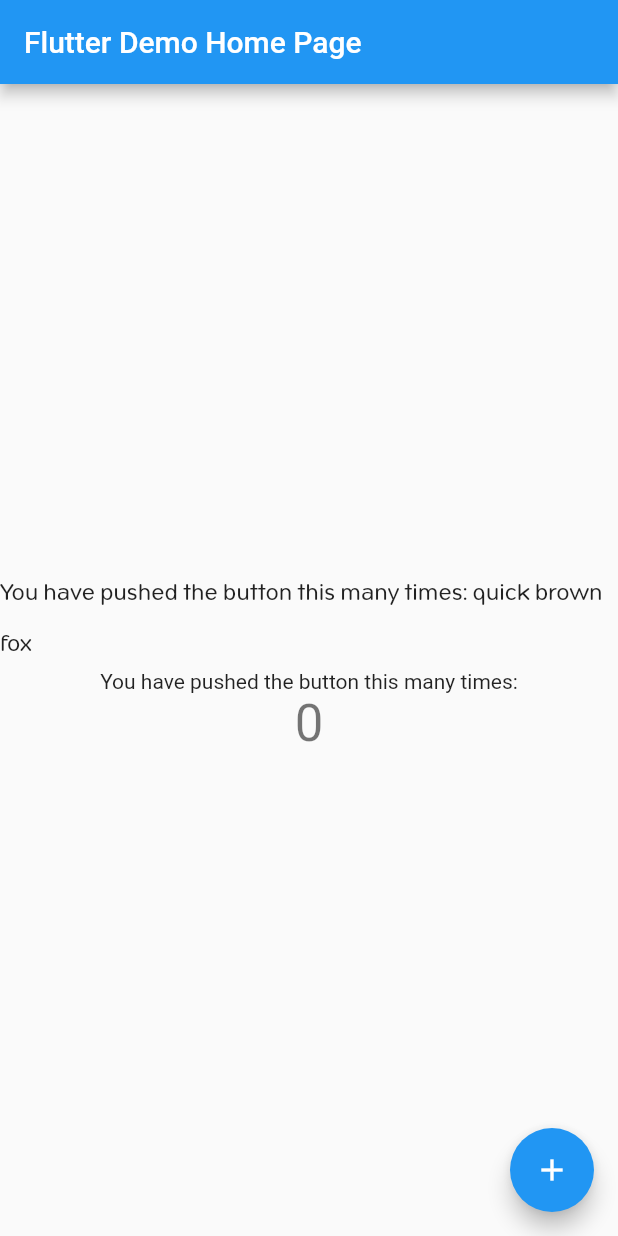
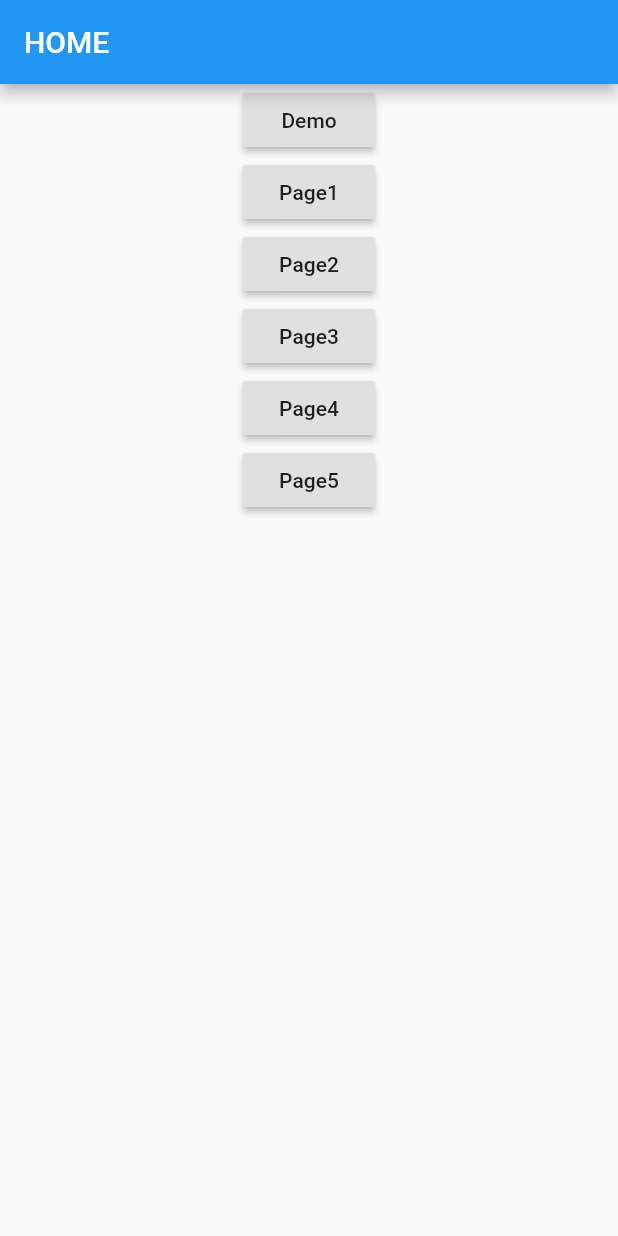
Before and after one commit to tudchalee/copycrab, a Flutter app: the screen it shows after launch, on a phone screen of 412 x 824 dp. Run offline on Flutter 3.47's test engine with Material 2 defaults, Android fonts, the phone set to English and light mode, and no system bars.

Commit message:
edit main.dart

```diff
--- a/app/lib/main.dart
+++ b/app/lib/main.dart
@@ -11,13 +11,104 @@
   @override
   Widget build(BuildContext context) {
     return MaterialApp(
-      title: 'Flutter Demo',
+      title: 'HOME',
       theme: ThemeData(
         primarySwatch: Colors.blue,
         visualDensity: VisualDensity.adaptivePlatformDensity,
       ),
-      //TODO: Create your page in folder 'page' and change 'MyHomePage' to your page classname
-      home: MyHomePage(title: 'Flutter Demo Home Page'),
+      home: HOME(),
     );
   }
 }
+
+class HOME extends StatelessWidget {
+  @override
+  Widget build(BuildContext context) {
+    return Scaffold(
+      appBar: AppBar(
+        title: Text('HOME'),
+      ),
+      body: Center(
+        child: Column(
+          children: <Widget>[
+            RaisedButton(
+              //TODO: Change 'Demo' to page name
+              child: Text('Demo'),
+              onPressed: () {
+                Navigator.push(
+                  context,
+                  //TODO: Change MyHomePage to class name
+                  MaterialPageRoute(builder: (context) => MyHomePage()),
+                );
+              },
+            ),
+            RaisedButton(
+              child: Text('Page1'),
+              onPressed: () {
+                Navigator.push(
+                  context,
+                  MaterialPageRoute(builder: (context) => SecondRoute()),
+                );
+              },
+            ),
+            RaisedButton(
+              child: Text('Page2'),
+              onPressed: () {
+                Navigator.push(
+                  context,
+                  MaterialPageRoute(builder: (context) => SecondRoute()),
+                );
+              },
+            ),
+            RaisedButton(
+              child: Text('Page3'),
+              onPressed: () {
+                Navigator.push(
+                  context,
+                  MaterialPageRoute(builder: (context) => SecondRoute()),
+                );
+              },
+            ),
+            RaisedButton(
+              child: Text('Page4'),
+              onPressed: () {
+                Navigator.push(
+                  context,
+                  MaterialPageRoute(builder: (context) => SecondRoute()),
+                );
+              },
+            ),
+            RaisedButton(
+              child: Text('Page5'),
+              onPressed: () {
+                Navigator.push(
+                  context,
+                  MaterialPageRoute(builder: (context) => SecondRoute()),
+                );
+              },
+            ),
+          ],
+        ),
+      ),
+    );
+  }
+}
+
+class SecondRoute extends StatelessWidget {
+  @override
+  Widget build(BuildContext context) {
+    return Scaffold(
+      appBar: AppBar(
+        title: Text("Second Route"),
+      ),
+      body: Center(
+        child: RaisedButton(
+          onPressed: () {
+            Navigator.pop(context);
+          },
+          child: Text('Go back!'),
+        ),
+      ),
+    );
+  }
+}
--- a/app/lib/page/home_page.dart
+++ b/app/lib/page/home_page.dart
@@ -1,8 +1,6 @@
 import 'package:flutter/material.dart';
 
 class MyHomePage extends StatefulWidget {
-  MyHomePage({Key key, this.title}) : super(key: key);
-  final String title;
   @override
   _MyHomePageState createState() => _MyHomePageState();
 }
@@ -21,14 +19,14 @@
   Widget build(BuildContext context) {
     return Scaffold(
       appBar: AppBar(
-        title: Text(widget.title),
+        title: Text('Demo Page'),
       ),
       body: Center(
         child: Column(
           mainAxisAlignment: MainAxisAlignment.center,
           children: <Widget>[
             Text(
-              'You have pushed the button this many times: quick brown fox',
+              'You have pushed the button this many times: ',
               style: TextStyle(
                 fontFamily: 'Opun',
               ),
@@ -50,12 +48,3 @@
     );
   }
 }
-
-class MyPage extends StatelessWidget {
-  @override
-  Widget build(BuildContext context) {
-    return Container(
-
-    );
-  }
-}
```
